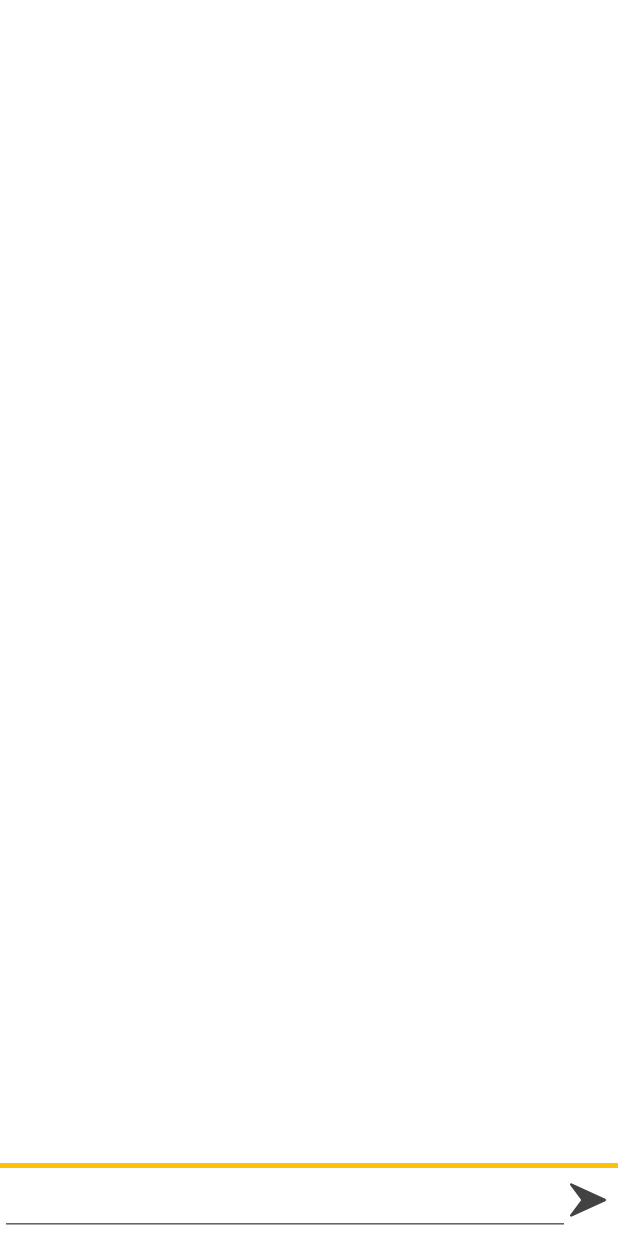
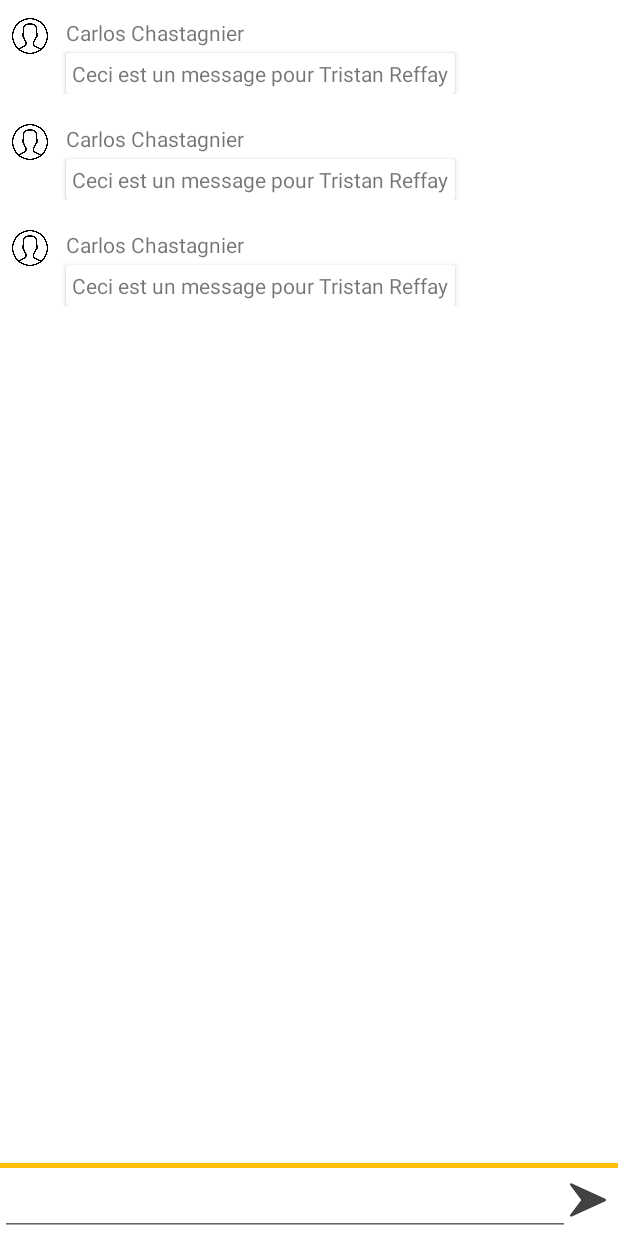
Before and after one commit to Poulpaz/StarWarsApp, an Android app: the layout fragment_chat.xml on its own in the app's theme, with its tools: preview values and no code run, on a phone screen of 412 x 824 dp. Run offline under Robolectric (Android 15) with nearby library versions, the phone set to English and light mode, and no system bars.

Commit message:
update chat fragment

```diff
--- a/app/src/main/res/layout/fragment_chat.xml
+++ b/app/src/main/res/layout/fragment_chat.xml
@@ -2,7 +2,8 @@
 <androidx.constraintlayout.widget.ConstraintLayout xmlns:android="http://schemas.android.com/apk/res/android"
     android:layout_width="match_parent"
     android:layout_height="match_parent"
-    xmlns:app="http://schemas.android.com/apk/res-auto">
+    xmlns:app="http://schemas.android.com/apk/res-auto"
+    xmlns:tools="http://schemas.android.com/tools">
 
     <androidx.recyclerview.widget.RecyclerView
         android:id="@+id/rv_chat_fragment"
@@ -11,7 +12,8 @@
         app:layout_constraintStart_toStartOf="parent"
         app:layout_constraintEnd_toEndOf="parent"
         app:layout_constraintTop_toTopOf="parent"
-        app:layout_constraintBottom_toTopOf="@id/view_chat_fragment"/>
+        app:layout_constraintBottom_toTopOf="@id/view_chat_fragment"
+        tools:listitem="@layout/item_chat"/>
 
     <View
         android:id="@+id/view_chat_fragment"
--- a/app/src/main/res/layout/item_chat.xml
+++ b/app/src/main/res/layout/item_chat.xml
@@ -1,6 +1,45 @@
 <?xml version="1.0" encoding="utf-8"?>
-<androidx.constraintlayout.widget.ConstraintLayout
-    xmlns:android="http://schemas.android.com/apk/res/android" android:layout_width="match_parent"
-    android:layout_height="match_parent">
+<androidx.constraintlayout.widget.ConstraintLayout xmlns:android="http://schemas.android.com/apk/res/android"
+    android:layout_width="match_parent"
+    android:layout_height="wrap_content"
+    android:layout_margin="8dp"
+    xmlns:app="http://schemas.android.com/apk/res-auto">
+
+    <TextView
+        android:id="@+id/tv_name_chat_fragment"
+        android:layout_width="wrap_content"
+        android:layout_height="wrap_content"
+        android:text="Carlos Chastagnier"
+        android:padding="4dp"
+        android:layout_marginStart="8dp"
+        app:layout_constraintTop_toTopOf="parent"
+        app:layout_constraintStart_toEndOf="@id/iv_user_chat_fragment"/>
+
+    <ImageView
+        android:id="@+id/iv_user_chat_fragment"
+        android:layout_width="wrap_content"
+        android:layout_height="wrap_content"
+        android:paddingTop="4dp"
+        android:src="@drawable/ic_profile"
+        app:layout_constraintStart_toStartOf="parent" />
+
+    <androidx.cardview.widget.CardView
+        android:id="@+id/cardView_message_chat_fragment"
+        android:layout_width="wrap_content"
+        android:layout_height="wrap_content"
+        android:layout_marginStart="4dp"
+        app:layout_constraintTop_toBottomOf="@id/tv_name_chat_fragment"
+        app:layout_constraintStart_toStartOf="@id/tv_name_chat_fragment">
+
+        <TextView
+            android:id="@+id/tv_message_chat_fragment"
+            android:layout_width="wrap_content"
+            android:layout_height="wrap_content"
+            android:layout_margin="4dp"
+            android:text="Ceci est un message pour Tristan Reffay" />
+
+    </androidx.cardview.widget.CardView>
+
+
 
 </androidx.constraintlayout.widget.ConstraintLayout>
```
